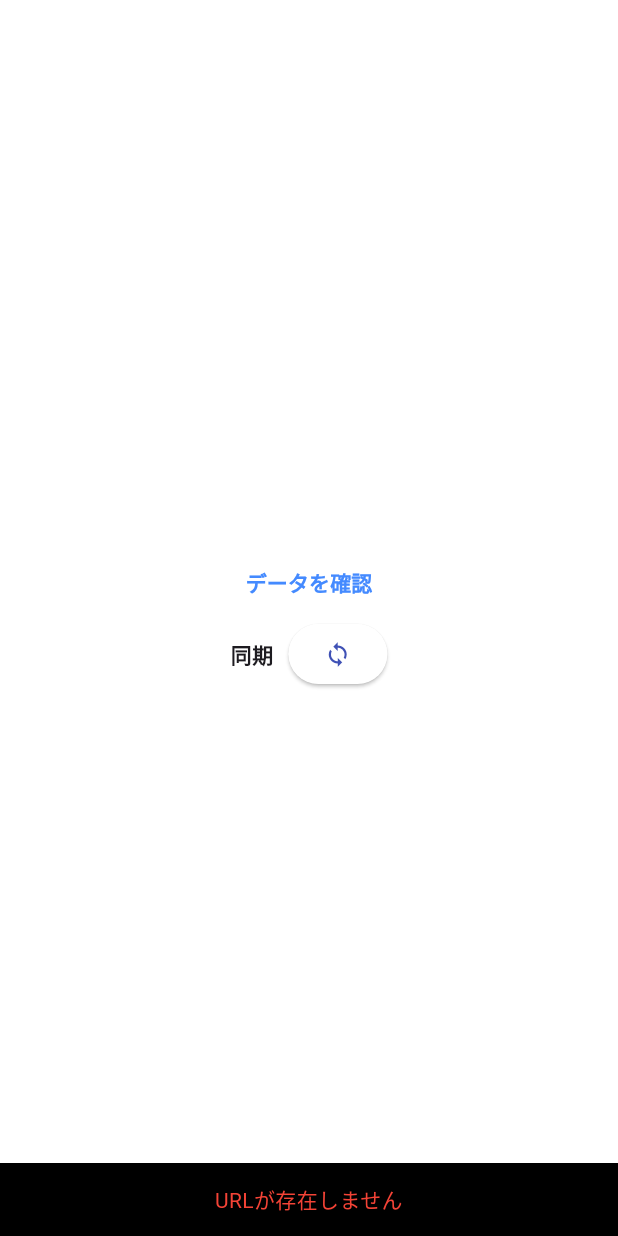
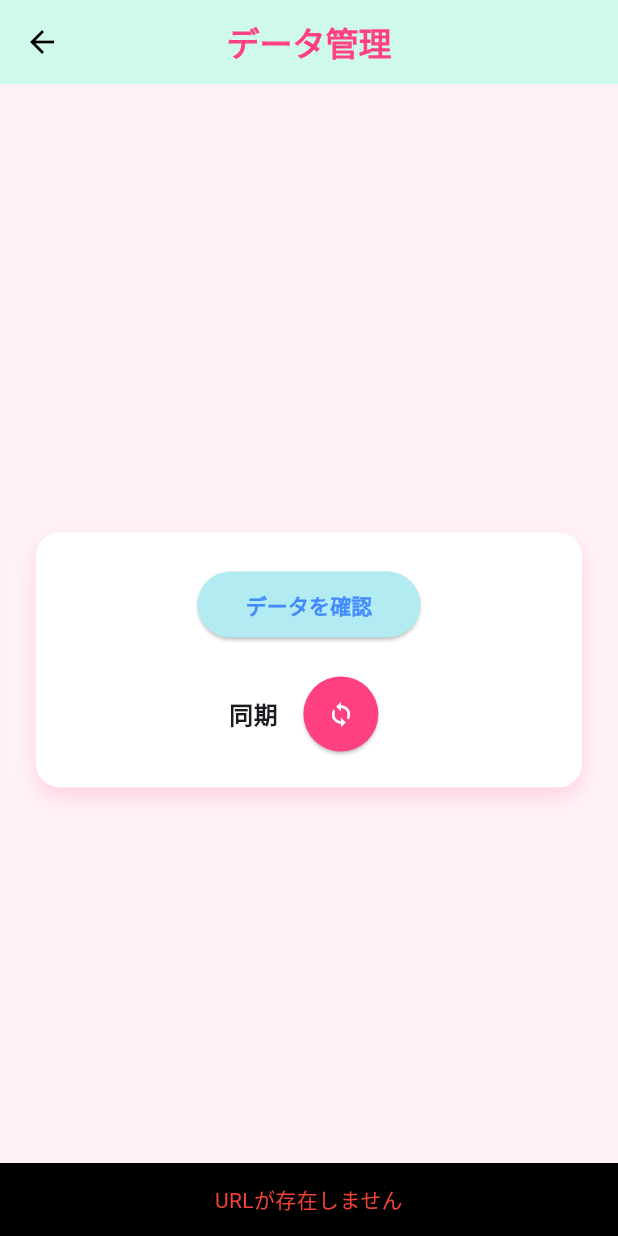
Before and after one commit to Ittalian/hoshino_roulette, a Flutter app: the Admin screen opened directly, after a tap on "データを確認", on a phone screen of 412 x 824 dp. Run offline on Flutter 3.47's test engine with Material 3 defaults, Android fonts, the phone set to English and light mode, and no system bars; our stand-ins replace audioplayers, cloud_firestore, firebase_core, flutter_dotenv, flutter_fortune_wheel, google_fonts; accounts and stored records are empty.

Commit message:
UIを綺麗に

```diff
--- a/lib/pages/admin.dart
+++ b/lib/pages/admin.dart
@@ -5,7 +5,7 @@ import 'package:roulette/services/resort_service.dart';
 import 'package:url_launcher/url_launcher.dart';
 
 class Admin extends StatefulWidget {
-  const Admin();
+  const Admin({Key? key}) : super(key: key);
 
   @override
   State<Admin> createState() => AdminState();
@@ -17,64 +17,52 @@ class AdminState extends State<Admin> {
 
   Future<void> syncAll(BuildContext context) async {
     final service = ResortService();
-    setState(() {
-      isLoading = true;
-    });
+    setState(() => isLoading = true);
     try {
       syncCount = await service.syncAll();
-      setState(() {
-        isLoading = false;
-      });
+      setState(() => isLoading = false);
       ScaffoldMessenger.of(context).showSnackBar(
         SnackBar(
           content: Text(
-            '$syncCount件のデータを同期しました',
+            '$syncCount 件のデータを同期しました',
             textAlign: TextAlign.center,
           ),
           duration: const Duration(seconds: 2),
         ),
       );
-      Navigator.push(
+      // Home 画面へ置換
+      Navigator.pushReplacement(
         context,
-        MaterialPageRoute(
-          builder: (_) => Home(),
-        ),
+        MaterialPageRoute(builder: (_) => const Home()),
       );
     } catch (e) {
-      print(e);
-      setState(() {
-        isLoading = false;
-      });
+      setState(() => isLoading = false);
       ScaffoldMessenger.of(context).showSnackBar(
-        SnackBar(
+        const SnackBar(
           content: Text(
             '同期に失敗しました',
             textAlign: TextAlign.center,
-            style: const TextStyle(
-              color: Colors.red,
+            style: TextStyle(color: Colors.red),
           ),
-          ),
-          duration: const Duration(seconds: 2),
+          duration: Duration(seconds: 2),
         ),
       );
     }
   }
 
-  void linkData() async {
+  Future<void> linkData() async {
     final url = Uri.parse(dotenv.get('sheet_url'));
     if (await canLaunchUrl(url)) {
-      launchUrl(url);
+      await launchUrl(url);
     } else {
       ScaffoldMessenger.of(context).showSnackBar(
-        SnackBar(
+        const SnackBar(
           content: Text(
             'URLが存在しません',
             textAlign: TextAlign.center,
-            style: const TextStyle(
-              color: Colors.red,
+            style: TextStyle(color: Colors.red),
           ),
-          ),
-          duration: const Duration(seconds: 2),
+          duration: Duration(seconds: 2),
         ),
       );
     }
@@ -82,44 +70,91 @@ class AdminState extends State<Admin> {
 
   @override
   Widget build(BuildContext context) {
+    const bgColor      = Color(0xFFFFF3F8);
+    const appBarColor  = Color(0xFFCFFAEB);
+    final shadowColor  = Colors.pinkAccent.withValues(alpha: 0.2);
+    final linkBtnColor = Colors.cyan.shade100;
+    final syncBtnColor = Colors.pinkAccent;
+
     return Scaffold(
-      body: Center(
-        child: isLoading
-            ? const CircularProgressIndicator()
-            : Column(
-                mainAxisAlignment: MainAxisAlignment.center,
-                children: [
-                  TextButton(
-                    onPressed: () => linkData(),
-                    child: Text(
-                      'データを確認',
-                      style: const TextStyle(
+      backgroundColor: bgColor,
+      appBar: AppBar(
+        backgroundColor: appBarColor,
+        elevation: 0,
+        centerTitle: true,
+        title: const Text(
+          'データ管理',
+          style: TextStyle(
+            color: Colors.pinkAccent,
             fontWeight: FontWeight.bold,
-                        color: Colors.blueAccent,
           ),
         ),
       ),
+      body: SafeArea(
+        child: Center(
+          child: isLoading
+              ? CircularProgressIndicator(color: syncBtnColor)
+              : Container(
+                  margin: const EdgeInsets.symmetric(horizontal: 24),
+                  padding: const EdgeInsets.all(24),
+                  decoration: BoxDecoration(
+                    color: Colors.white,
+                    borderRadius: BorderRadius.circular(16),
+                    boxShadow: [
+                      BoxShadow(
+                        color: shadowColor,
+                        blurRadius: 12,
+                        offset: const Offset(0, 6),
+                      ),
+                    ],
+                  ),
+                  child: Column(
+                    mainAxisSize: MainAxisSize.min,
+                    children: [
+                      ElevatedButton(
+                        onPressed: linkData,
+                        style: ElevatedButton.styleFrom(
+                          backgroundColor: linkBtnColor,
+                          foregroundColor: Colors.blueAccent,
+                          shape: RoundedRectangleBorder(
+                            borderRadius: BorderRadius.circular(24),
+                          ),
+                          padding: const EdgeInsets.symmetric(
+                              horizontal: 32, vertical: 12),
+                        ),
+                        child: const Text(
+                          'データを確認',
+                          style: TextStyle(fontWeight: FontWeight.bold),
+                        ),
+                      ),
+                      const SizedBox(height: 24),
                       Row(
                         mainAxisAlignment: MainAxisAlignment.center,
                         children: [
-                      Text(
+                          const Text(
                             '同期',
-                        style: const TextStyle(
+                            style: TextStyle(
                               fontWeight: FontWeight.bold,
+                              fontSize: 16,
                             ),
                           ),
-                      const Padding(padding: EdgeInsetsGeometry.only(left: 10)),
+                          const SizedBox(width: 10),
                           ElevatedButton(
                             onPressed: () => syncAll(context),
-                        child: Icon(
-                          Icons.sync,
+                            style: ElevatedButton.styleFrom(
+                              backgroundColor: syncBtnColor,
+                              shape: const CircleBorder(),
+                              padding: const EdgeInsets.all(16),
                             ),
+                            child: const Icon(Icons.sync, color: Colors.white),
                           ),
                         ],
                       ),
                     ],
                   ),
                 ),
+        ),
+      ),
     );
   }
 }
--- a/pubspec.yaml
+++ b/pubspec.yaml
@@ -37,6 +37,7 @@ dependencies:
   url_launcher: ^6.3.1
   flutter_dotenv: ^5.2.1
   google_fonts: ^6.2.1
+  audioplayers: ^6.5.0
 
 flutter_native_splash:
   image: "assets/splash.png"
@@ -59,6 +60,7 @@ flutter:
   # To add assets to your application, add an assets section, like this:
   assets:
       - .env
+      - assets/audio/
   #   - images/a_dot_burr.jpeg
   #   - images/a_dot_ham.jpeg
 
```
Also changed, not shown: lib/pages/home.dart (+27 -13 lines), lib/pages/roulette.dart (+20 -1 lines), lib/pages/setting.dart (+79 -51 lines), pubspec.lock, 7 other files. Lines whose indentation alone changed are shown as unchanged.
